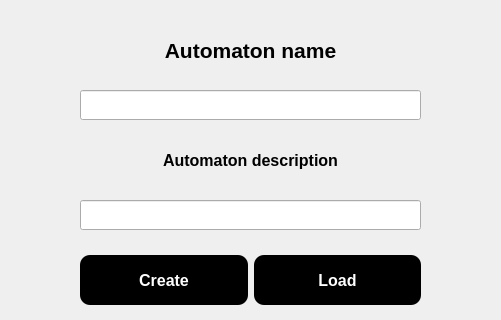
Before: the Qt Designer form src/startup.ui in Matko223/ICP, drawn with Qt 5; both pictures show x 150 to 651 and y 124 to 444 of the 800 by 600 pixel window.
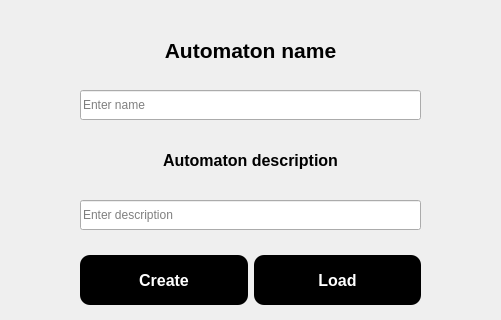
After: the same form once the commit is applied.

Diff of the .ui file:
```diff
--- a/src/startup.ui
+++ b/src/startup.ui
@@ -64,6 +64,9 @@
           <height>30</height>
          </size>
         </property>
+        <property name="placeholderText">
+         <string>Enter name</string>
+        </property>
        </widget>
       </item>
       <item>
@@ -97,6 +100,9 @@
           <height>30</height>
          </size>
         </property>
+        <property name="placeholderText">
+         <string>Enter description</string>
+        </property>
        </widget>
       </item>
       <item>
```
